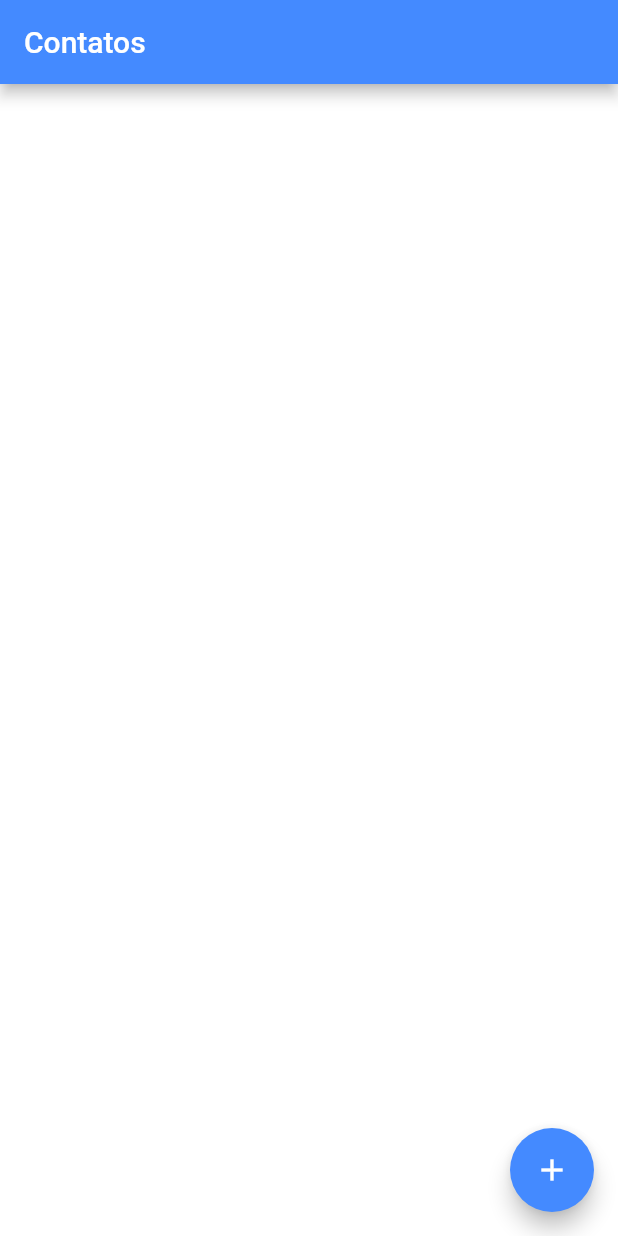
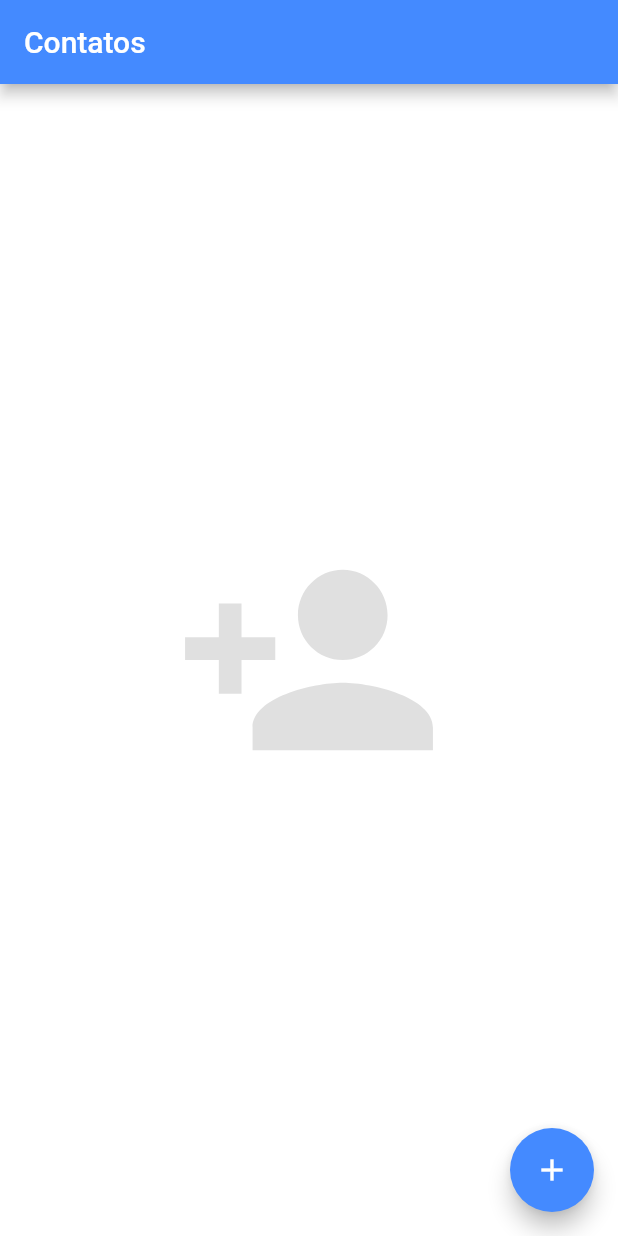
Before and after one commit to gabrielferreir/starting-with-flutter, a Flutter app: the screen it shows after launch, on a phone screen of 412 x 824 dp. Run offline on Flutter 3.47's test engine with Material 2 defaults, Android fonts, the phone set to English and light mode, and no system bars; our stand-ins replace share, sqflite, transparent_image; accounts and stored records are empty.

```diff
--- a/agenda/lib/home.dart
+++ b/agenda/lib/home.dart
@@ -41,13 +41,37 @@ class _HomeState extends State<Home> {
           child: Icon(Icons.add),
           backgroundColor: Colors.blueAccent,
         ),
-        body: ListView.builder(
+        body: _listView(context));
+  }
+
+  Widget _listView(BuildContext context) {
+    return contacts.length > 0
+        ? ListView.builder(
             padding: EdgeInsets.all(8.0),
             itemCount: contacts.length,
             itemBuilder: (context, index) {
               return _contactCard(context, index);
-//              return Text(contacts[index].name);
-            }));
+            })
+        : _viewEmpty(context);
+  }
+
+  Widget _viewEmpty(BuildContext context) {
+    return Column(
+      crossAxisAlignment: CrossAxisAlignment.stretch,
+      mainAxisAlignment: MainAxisAlignment.center,
+      children: <Widget>[
+        GestureDetector(
+          child: Icon(
+            Icons.person_add,
+            size: 180.0,
+            color: Colors.black12,
+          ),
+          onTap: () {
+            _showContactPage();
+          },
+        )
+      ],
+    );
   }
 
   Widget _contactCard(BuildContext context, int index) {
```
Also changed, not shown: agenda/lib/contact.dart (+37 -1 lines).
